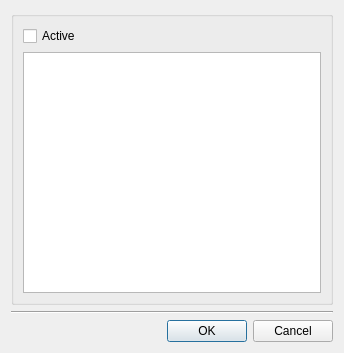
ibergis/ibergis_qgis_plugin, file core/ui/toolbars/main/nonvisual_controls.ui: the form before one commit.
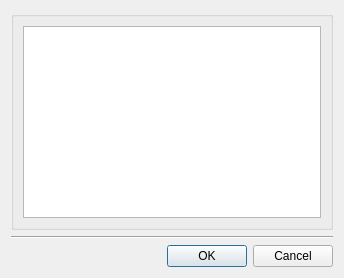
The form after the commit.

Commit message: Remove chk_active from non-visual objects dialogs

Diff of the .ui file:
```diff
--- a/core/ui/toolbars/main/nonvisual_controls.ui
+++ b/core/ui/toolbars/main/nonvisual_controls.ui
@@ -7,7 +7,7 @@
     <x>0</x>
     <y>0</y>
     <width>344</width>
-    <height>353</height>
+    <height>278</height>
    </rect>
   </property>
   <property name="windowTitle">
@@ -68,17 +68,6 @@
      </property>
      <layout class="QGridLayout" name="gridLayout">
       <item row="0" column="0" colspan="2">
-       <layout class="QGridLayout" name="gridLayout_2">
-        <item row="0" column="0">
-         <widget class="QCheckBox" name="chk_active">
-          <property name="text">
-           <string>Active</string>
-          </property>
-         </widget>
-        </item>
-       </layout>
-      </item>
-      <item row="1" column="0" colspan="2">
        <layout class="QGridLayout" name="gridLayout_3">
         <item row="0" column="0">
          <widget class="QTextEdit" name="txt_text"/>
```
The commit also changes 5 other files.
